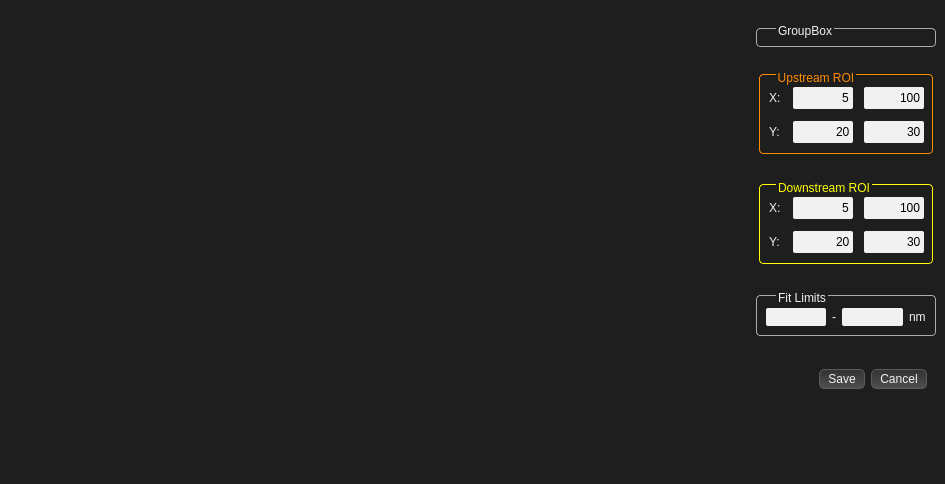
CPrescher/T-rax, file T-Rax/UIFiles/T_Rax_ROI_Selector.ui: the form before one commit.
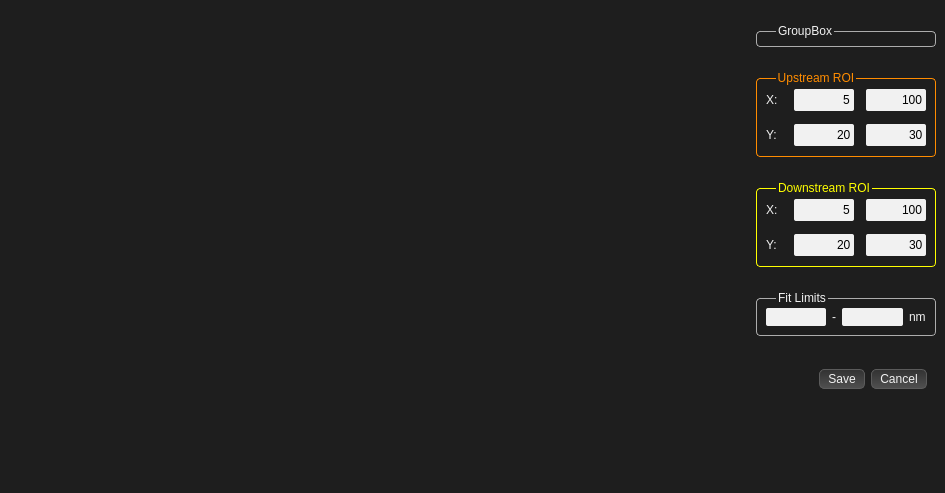
The form after the commit.

The edit to the form file:
```diff
--- a/T-Rax/UIFiles/T_Rax_ROI_Selector.ui
+++ b/T-Rax/UIFiles/T_Rax_ROI_Selector.ui
@@ -10,7 +10,7 @@
     <x>0</x>
     <y>0</y>
     <width>945</width>
-    <height>484</height>
+    <height>493</height>
    </rect>
   </property>
   <property name="contextMenuPolicy">
@@ -29,9 +29,9 @@
 QGroupBox {  
      border: 1px solid #ADADAD;  
      border-radius: 4px; 
-     padding: 0px ;  
-	 padding-top: 3px;
-     margin-top: 4px;  
+
+     margin-top: 7px;  
+     padding: 0px  
  }  
 
 QPushButton{  
@@ -86,13 +86,11 @@
 #downstream_roi_box{
 	color: rgba(255,255,0,255);
 	border: 1px solid rgba(255,255,0,255);
-	margin: 3px;
 }
 
 #upstream_roi_box{
 	color: rgba(255,140,0,255);
 	border: 1px solid rgba(255,140,0,255);
-	margin: 3px;
 }</string>
   </property>
   <layout class="QHBoxLayout" name="horizontalLayout">
```
